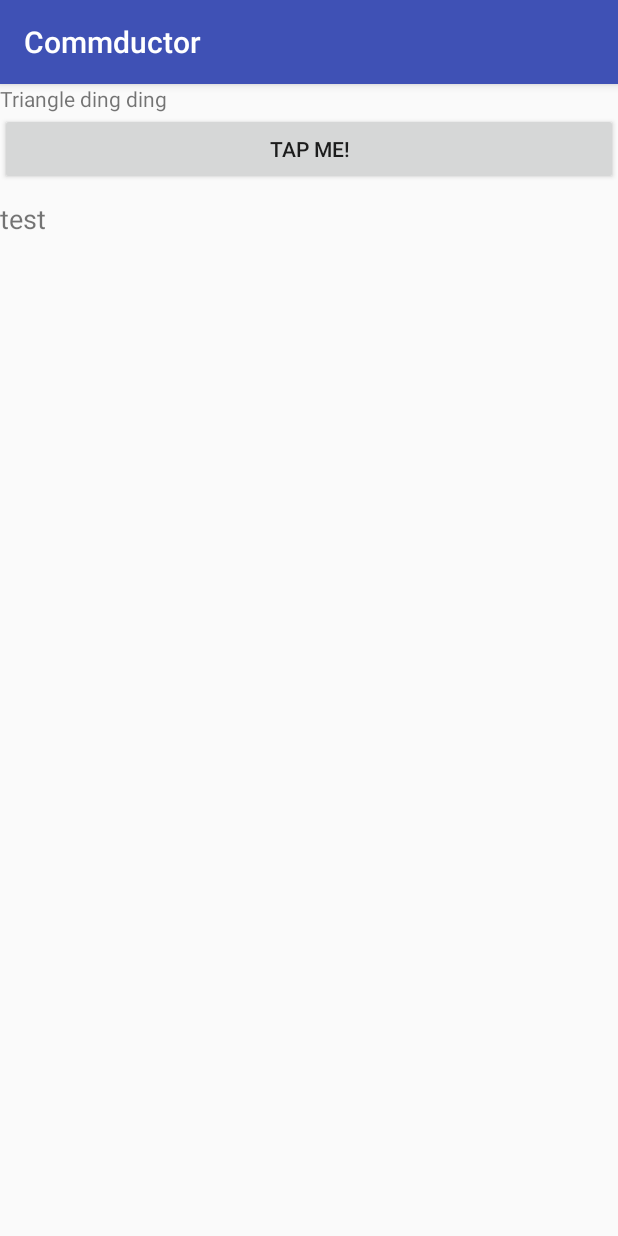
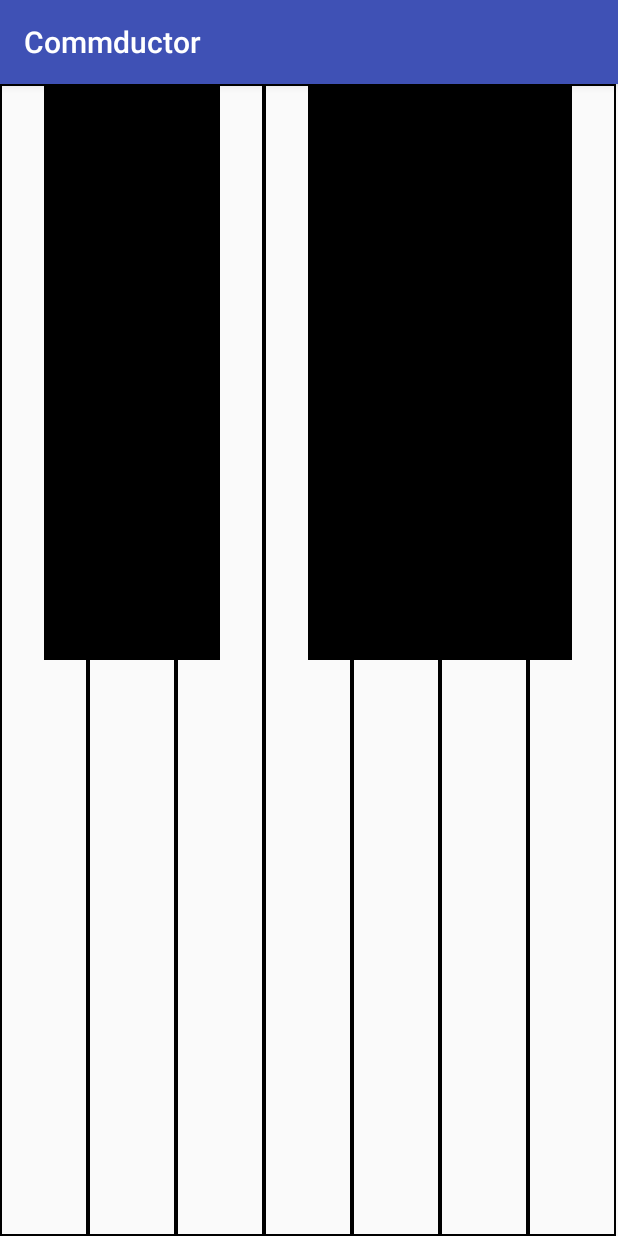
Before and after one commit to cjx3711/commductor, an Android app: the InstrumentPianoActivity screen opened directly, with no data from a screen before it, on a phone screen of 412 x 824 dp. Run offline under Robolectric (Android 15) with nearby library versions, the light colour scheme and no system bars.

Commit message:
Added piano stuff

```diff
--- a/app/src/main/java/nus/cs4347/commductor/InstrumentPianoActivity.java
+++ b/app/src/main/java/nus/cs4347/commductor/InstrumentPianoActivity.java
@@ -2,12 +2,24 @@ package nus.cs4347.commductor;
 
 import android.support.v7.app.AppCompatActivity;
 import android.os.Bundle;
+import android.util.Log;
+
+import nus.cs4347.commductor.display.Piano;
 
 public class InstrumentPianoActivity extends AppCompatActivity {
-
+    private static final String TAG = "InstrumentPianoActivity";
+    Piano piano;
     @Override
     protected void onCreate(Bundle savedInstanceState) {
         super.onCreate(savedInstanceState);
         setContentView(R.layout.activity_instrument_piano);
+
+        piano = (Piano) findViewById(R.id.view_piano);
+        piano.setPianoKeyListener(new Piano.PianoKeyListener() {
+            @Override
+            public void keyPressed(int id, int action) {
+                Log.d(TAG, id + " " + action);
+            }
+        });
     }
 }
--- a/app/src/main/res/layout/activity_instrument_piano.xml
+++ b/app/src/main/res/layout/activity_instrument_piano.xml
@@ -3,26 +3,8 @@
     android:orientation="vertical" android:layout_width="match_parent"
     android:layout_height="match_parent">
 
-    <TextView
+    <nus.cs4347.commductor.display.Piano
+        android:id="@+id/view_piano"
         android:layout_width="match_parent"
-        android:layout_height="wrap_content"
-        android:text="Triangle ding ding"/>
-
-    <Button
-        android:id="@+id/button_play_triangle"
-        android:layout_width="match_parent"
-        android:layout_height="wrap_content"
-        android:text="Tap me!"/>
-
-    <TextView
-        android:id="@+id/message"
-        android:layout_width="wrap_content"
-        android:layout_height="wrap_content"
-        android:text="test"
-        android:textSize="18sp"
-        android:layout_marginTop="10dp"
-        android:layout_alignParentLeft="true"
-        android:layout_alignParentStart="true"
-        android:layout_alignParentRight="true"
-        android:layout_alignParentEnd="true" />
+        android:layout_height="match_parent" />
 </LinearLayout>
```
Also changed, not shown: app/src/main/java/nus/cs4347/commductor/ClientLobbyActivity.java (+11 -2 lines).
